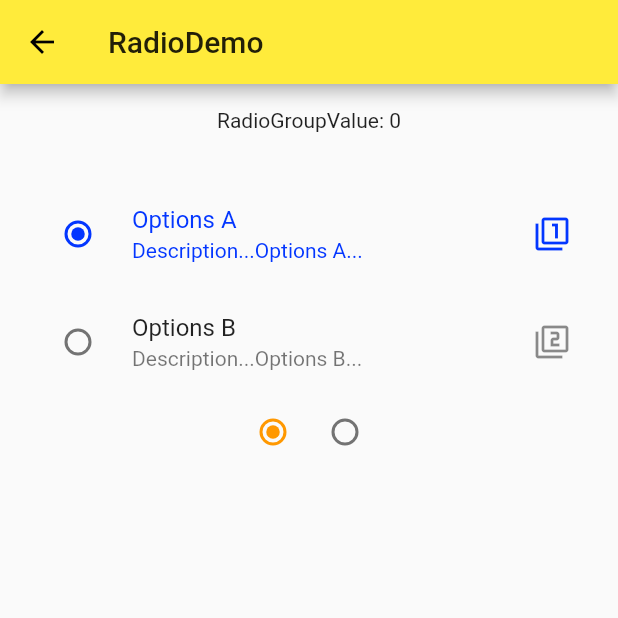
After one commit to qiaoluheng/ninghao_flutter, a Flutter app: the screen it shows after launch, after a tap on "Radio", on a phone screen of 412 x 824 dp, the top half of it. The commit adds this screen. Run offline on Flutter 3.47's test engine with Material 2 defaults, Android fonts, the phone set to English and light mode, and no system bars.

Commit message:
checkbox/radio

```diff
--- a/lib/demo/layout_demo.dart
+++ b/lib/demo/layout_demo.dart
@@ -24,6 +24,9 @@ class ConstrainedBoxDemo extends StatelessWidget {
       constraints: BoxConstraints(minHeight: 200.0, maxWidth: 200.0),
       child: Container(
         color: Color.fromRGBO(3, 54, 255, 1.0),
+        child: OutlineButton(
+          onPressed: () => Navigator.pushNamed(context, '/mdc'),
+        ),
       ),
     );
   }
--- a/lib/demo/material_component.dart
+++ b/lib/demo/material_component.dart
@@ -2,6 +2,10 @@ import 'package:flutter/material.dart';
 import './button_demo.dart';
 import './floating_action_button.dart';
 import './popup_menu_button_demo.dart';
+
+import './form_demo.dart';
+import './checkbox_demo.dart';
+import './radio_demo.dart';
 
 class MaterialComponents extends StatelessWidget {
   @override
@@ -13,6 +17,18 @@ class MaterialComponents extends StatelessWidget {
       ),
       body: ListView(
         children: <Widget>[
+          ListItem(
+            title: 'Radio',
+            page: RadioDemo(),
+          ),
+          ListItem(
+            title: 'Checkbox',
+            page: CheckboxDemo(),
+          ),
+          ListItem(
+            title: 'Form',
+            page: FormDemo(),
+          ),
           ListItem(
             title: 'PopupMenuButton',
             page: PopupMenuButtonDemo(),
--- /dev/null
+++ b/lib/demo/radio_demo.dart
@@ -0,0 +1,97 @@
+import 'package:flutter/material.dart';
+
+class RadioDemo extends StatefulWidget {
+  @override
+  _RadioDemoState createState() => _RadioDemoState();
+}
+
+class _RadioDemoState extends State<RadioDemo> {
+  int _radioGroupA = 0;
+
+  void _handleRadioValueChanged(int value) {
+    setState(() {
+      _radioGroupA = value;
+    });
+  }
+
+  @override
+  Widget build(BuildContext context) {
+    return Scaffold(
+      appBar: AppBar(
+        title: Text('RadioDemo'),
+      ),
+      body: Container(
+        padding: EdgeInsets.all(16.0),
+        child: Column(
+          mainAxisAlignment: MainAxisAlignment.start,
+          children: <Widget>[
+            Text('RadioGroupValue: $_radioGroupA'),
+            SizedBox(height: 32.0,),
+            RadioListTile(
+              onChanged: _handleRadioValueChanged,
+              value: 0,
+              groupValue: _radioGroupA,
+              title: Text('Options A'),
+              subtitle: Text('Description...Options A...'),
+              secondary: Icon(Icons.filter_1),
+              selected: _radioGroupA == 0,
+            ),
+            RadioListTile(
+              onChanged: _handleRadioValueChanged,
+              value: 1,
+              groupValue: _radioGroupA,
+              title: Text('Options B'),
+              subtitle: Text('Description...Options B...'),
+              secondary: Icon(Icons.filter_2),
+              selected: _radioGroupA == 1,
+            ),
+            Row(
+              mainAxisAlignment: MainAxisAlignment.center,
+              children: <Widget>[
+                BasicRadioDemo(),
+              ],
+            ),
+          ],
+        ),
+      ),
+    );
+  }
+}
+
+class BasicRadioDemo extends StatefulWidget {
+  @override
+  _BasicRadioDemoState createState() => _BasicRadioDemoState();
+}
+
+class _BasicRadioDemoState extends State<BasicRadioDemo> {
+  int _radioGroupValueA = 0;
+
+  void _handleRadoiChange(int value) {
+    setState(() {
+      _radioGroupValueA = value;
+    });
+  }
+
+  @override
+  Widget build(BuildContext context) {
+    return Container(
+      child: Row(
+        mainAxisAlignment: MainAxisAlignment.center,
+        children: <Widget>[
+          Radio(
+            value: 0,
+            groupValue: _radioGroupValueA,
+            activeColor: Colors.orange,
+            onChanged: _handleRadoiChange,
+          ),
+          Radio(
+            value: 1,
+            groupValue: _radioGroupValueA,
+            activeColor: Colors.orange,
+            onChanged: _handleRadoiChange,
+          ),
+        ],
+      ),
+    );
+  }
+}
--- a/lib/main.dart
+++ b/lib/main.dart
@@ -9,6 +9,7 @@ import './demo/navigator_demo.dart';
 import 'demo/form_demo.dart';
 import 'demo/navbar_appbar_demo.dart';
 import 'demo/navigator_demo1.dart';
+import 'demo/material_component.dart';
 // void main() {
 //   runApp(
 //     App()
@@ -27,8 +28,9 @@ class App extends StatelessWidget {
       // home: NavigatorDemo(),
       // 路由方式展示页面
       // initialRoute: '/',
-     //  initialRoute: '/about',
-         initialRoute: '/form',
+      // initialRoute: '/about',
+      // initialRoute: '/form',
+      initialRoute: '/mdc',
       routes: {
 //         '/':(context) => NavigatorDemo(),
 //        '/':(context) => NavigatorDemo1(s),
@@ -36,6 +38,7 @@ class App extends StatelessWidget {
         '/about1':(context) => Page1(title: 'About1'),
         '/about':(context) => Page(title: 'About',),
         '/form': (context) => FormDemo(),
+        '/mdc' : (context) => MaterialComponents()
       },
       theme: ThemeData(
         primarySwatch: Colors.yellow,
```
Also changed, not shown: lib/demo/checkbox_demo.dart (added, +70 -0 lines), lib/demo/form_demo.dart (+7 -0 lines).
